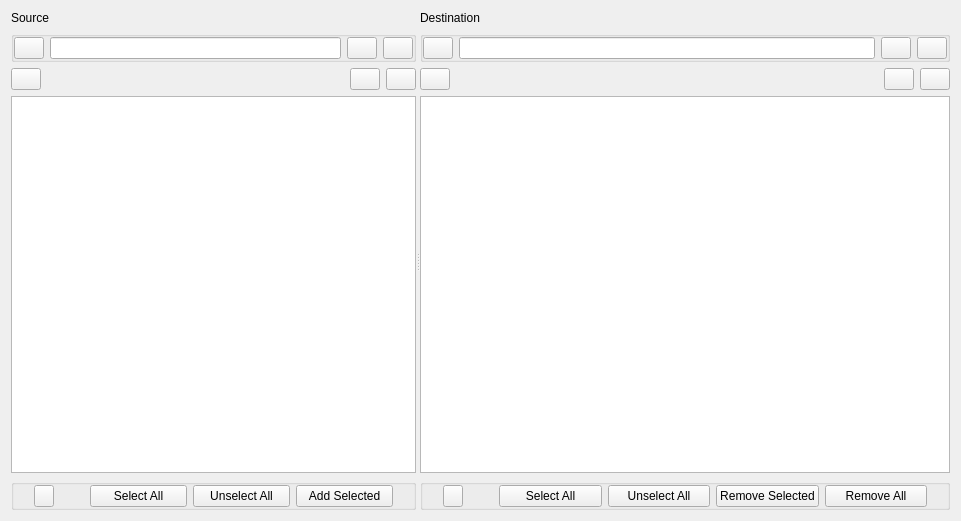
This is Libs/UserInterfaces/SourceBrowser.ui in AltaArts/SourceTab--Prism-Plugin as Qt 5 draws it before an edit. The edited form follows.
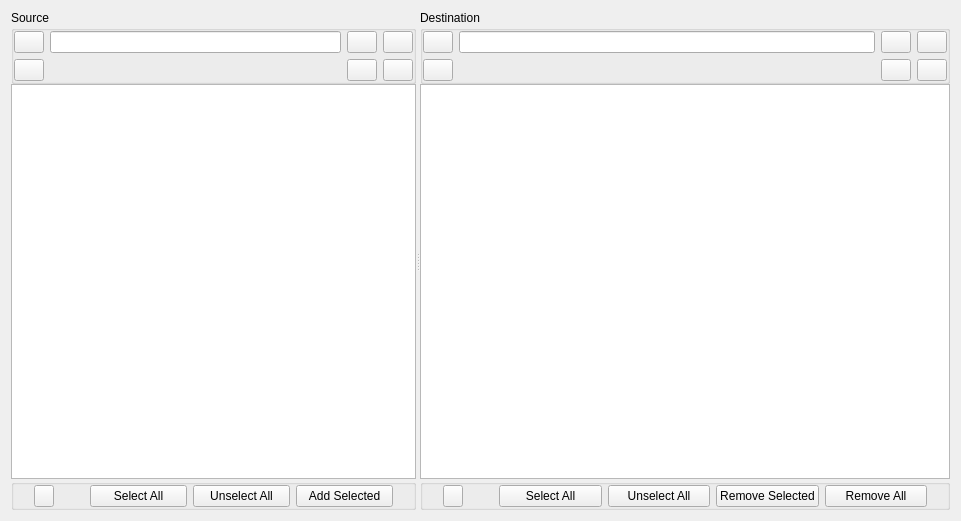
This is the edited form.

Commit message: Added Sorting Objects to Locklist during Transfer

Diff of the .ui file:
```diff
--- a/Libs/UserInterfaces/SourceBrowser.ui
+++ b/Libs/UserInterfaces/SourceBrowser.ui
@@ -33,6 +33,9 @@
        </sizepolicy>
       </property>
       <layout class="QVBoxLayout" name="verticalLayout_8">
+       <property name="spacing">
+        <number>0</number>
+       </property>
        <property name="leftMargin">
         <number>0</number>
        </property>
@@ -46,7 +49,7 @@
         <number>0</number>
        </property>
        <item>
-        <layout class="QHBoxLayout" name="lo_sourceHeader">
+        <layout class="QHBoxLayout" name="lo_source_title">
          <item>
           <widget class="QLabel" name="l_sourceText">
            <property name="text">
@@ -57,8 +60,8 @@
         </layout>
        </item>
        <item>
-        <widget class="QGroupBox" name="gb_sourcePath">
-         <layout class="QHBoxLayout" name="lo_sourcePath">
+        <widget class="QGroupBox" name="gb_sourceHeader">
+         <layout class="QVBoxLayout" name="lo_sourceHeader">
           <property name="leftMargin">
            <number>0</number>
           </property>
@@ -71,6 +74,8 @@
           <property name="bottomMargin">
            <number>0</number>
           </property>
+          <item>
+           <layout class="QHBoxLayout" name="lo_source_path">
           <item>
            <widget class="QPushButton" name="b_sourcePathUp">
             <property name="sizePolicy">
@@ -153,10 +158,9 @@
            </widget>
           </item>
          </layout>
-        </widget>
        </item>
        <item>
-        <layout class="QHBoxLayout" name="lo_sourceFilters">
+           <layout class="QHBoxLayout" name="lo_source_sorting">
          <item>
           <widget class="QPushButton" name="b_sourceFilter_sort">
            <property name="sizePolicy">
@@ -255,6 +259,9 @@
           </widget>
          </item>
         </layout>
+          </item>
+         </layout>
+        </widget>
        </item>
        <item>
         <widget class="QListWidget" name="lw_source">
@@ -392,6 +399,9 @@
        </sizepolicy>
       </property>
       <layout class="QVBoxLayout" name="verticalLayout_11">
+       <property name="spacing">
+        <number>0</number>
+       </property>
        <property name="leftMargin">
         <number>0</number>
        </property>
@@ -422,14 +432,8 @@
         </layout>
        </item>
        <item>
-        <widget class="QGroupBox" name="gb_destPath">
-         <property name="sizePolicy">
-          <sizepolicy hsizetype="Expanding" vsizetype="Preferred">
-           <horstretch>0</horstretch>
-           <verstretch>0</verstretch>
-          </sizepolicy>
-         </property>
-         <layout class="QHBoxLayout" name="lo_destPath">
+        <widget class="QGroupBox" name="gb_destHeader">
+         <layout class="QVBoxLayout" name="lo_destHeader">
           <property name="leftMargin">
            <number>0</number>
           </property>
@@ -442,6 +446,8 @@
           <property name="bottomMargin">
            <number>0</number>
           </property>
+          <item>
+           <layout class="QHBoxLayout" name="lo_dest_path">
           <item>
            <widget class="QPushButton" name="b_destPathUp">
             <property name="sizePolicy">
@@ -521,10 +527,9 @@
            </widget>
           </item>
          </layout>
-        </widget>
        </item>
        <item>
-        <layout class="QHBoxLayout" name="lo_destFilters">
+           <layout class="QHBoxLayout" name="lo_dest_sorting">
          <item>
           <widget class="QPushButton" name="b_destFilter_sort">
            <property name="sizePolicy">
@@ -623,6 +628,9 @@
           </widget>
          </item>
         </layout>
+          </item>
+         </layout>
+        </widget>
        </item>
        <item>
         <widget class="QListWidget" name="lw_destination">
```
Left out of the diff: 18 changed lines with no effect on the pictures. Lines whose indentation alone changed are shown as unchanged. The commit also changes 2 other files.
